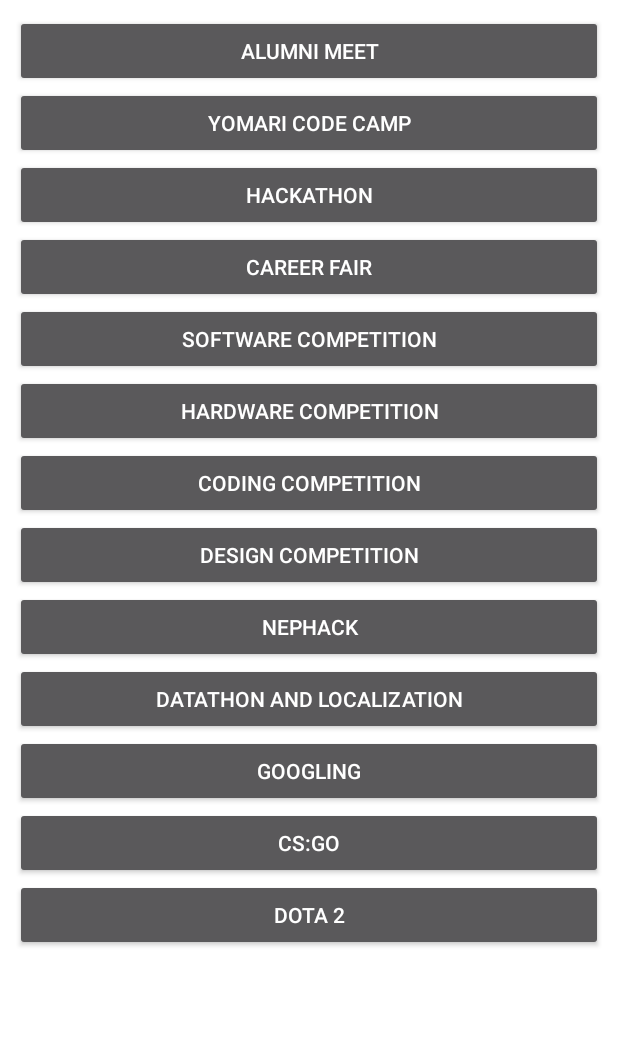
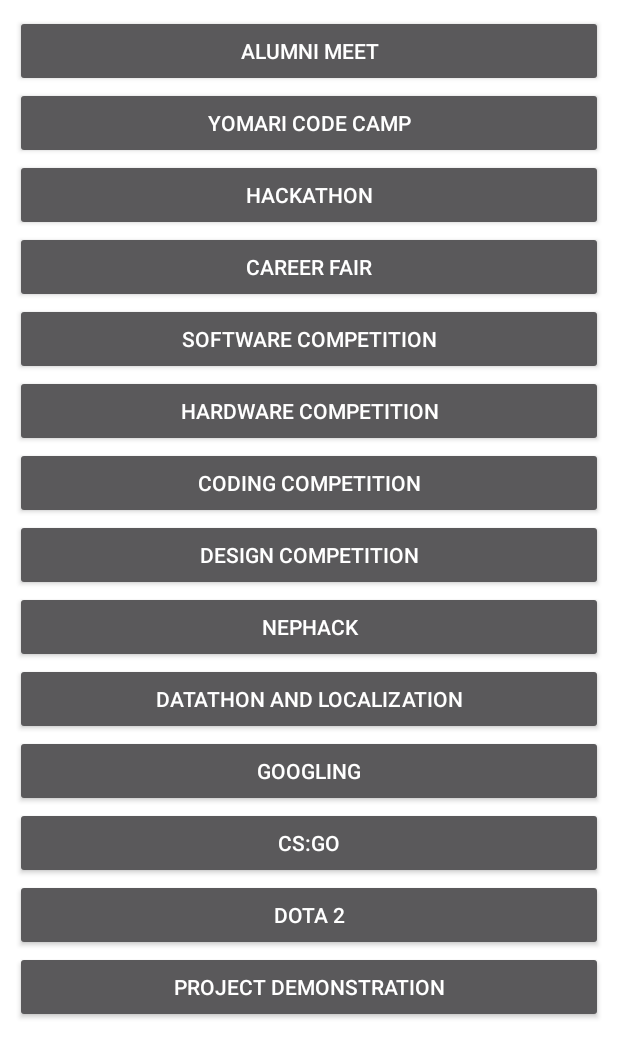
Before and after one commit to ayushkumarshah/ITMeet2018-master, an Android app: the layout fragment_registration.xml on its own in the app's theme, with its tools: preview values and no code run, on a phone screen of 412 x 824 dp. Shown: the top 1058 px of the screen. Run offline under Robolectric (Android 15) with nearby library versions, the phone set to English and light mode, and no system bars.

Commit message:
Update fragment_registration.xml

```diff
--- a/app/src/main/res/layout/fragment_registration.xml
+++ b/app/src/main/res/layout/fragment_registration.xml
@@ -131,6 +131,11 @@
                 android:layout_width="match_parent"
                 android:layout_height="wrap_content"
                 android:text="Dota 2" />
+            <Button
+                android:id="@+id/btn_project_demo"
+                android:layout_width="match_parent"
+                android:layout_height="wrap_content"
+                android:text="Project Demonstration" />
         </LinearLayout>
     </ScrollView>
 </RelativeLayout>
```
